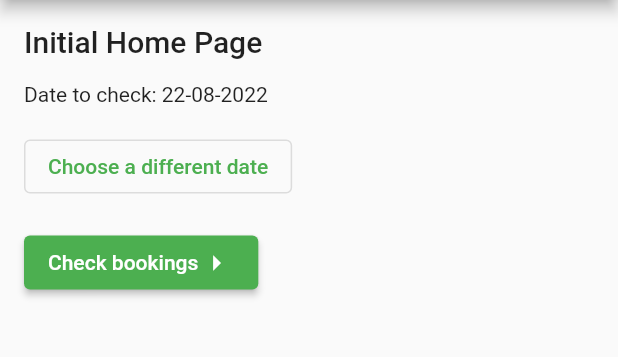
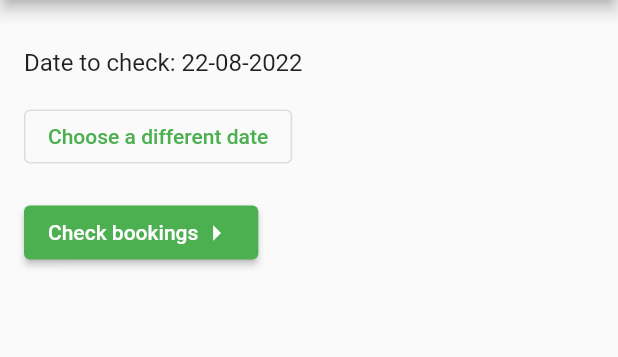
Before and after one commit to flora-gr/gorlaeus_bookings, a Flutter app: the screen it shows after launch, on a phone screen of 412 x 824 dp, the part 84-441 px from its top. Run offline on Flutter 3.47's test engine with Material 2 defaults, Android fonts, the phone set to English and light mode, and no system bars; our stand-ins replace equatable, flutter_bloc, syncfusion_flutter_datagrid.

Commit message:
More tweaks

```diff
--- a/lib/main.dart
+++ b/lib/main.dart
@@ -7,6 +7,7 @@
 import 'package:gorlaeus_bookings/modules/home/bloc/home_bloc.dart';
 import 'package:gorlaeus_bookings/modules/home/home_page.dart';
 import 'package:gorlaeus_bookings/resources/routes.dart';
+import 'package:flutter_localizations/flutter_localizations.dart';
 
 void main() {
   runApp(const GorlaeusBookingApp());
@@ -22,8 +23,17 @@
       theme: ThemeData(
         primarySwatch: Colors.green,
       ),
+      debugShowCheckedModeBanner: false,
+      localizationsDelegates: GlobalMaterialLocalizations.delegates,
+      supportedLocales: const <Locale>[
+        Locale('en', 'GB'),
+      ],
       initialRoute: Routes.home,
-      onGenerateRoute: (RouteSettings settings) {
+      onGenerateRoute: _onGenerateRoute,
+    );
+  }
+
+  MaterialPageRoute<void> _onGenerateRoute(RouteSettings settings) {
     debugPrint(settings.toString());
     switch (settings.name) {
       case Routes.bookingOverviewPage:
@@ -48,8 +58,6 @@
           settings,
         );
     }
-      },
-    );
   }
 
   MaterialPageRoute<void> getRoute(Widget page, RouteSettings settings) {
--- a/lib/modules/home/home_page.dart
+++ b/lib/modules/home/home_page.dart
@@ -41,10 +41,6 @@ class _HomePageState extends State<HomePage> {
           child: Column(
             crossAxisAlignment: CrossAxisAlignment.start,
             children: <Widget>[
-              Text(
-                Strings.homePageText,
-                style: Theme.of(context).textTheme.headline6,
-              ),
               const SizedBox(height: 16),
               if (state is HomeReadyState) ...<Widget>[
                 _buildDateContent(state),
@@ -75,7 +71,10 @@ class _HomePageState extends State<HomePage> {
     return Column(
       crossAxisAlignment: CrossAxisAlignment.start,
       children: <Widget>[
-        Text('${Strings.dateToCheck} ${state.selectedDate.formatted}'),
+        Text(
+          '${Strings.dateToCheck} ${state.selectedDate.formatted}',
+          style: Theme.of(context).textTheme.titleMedium,
+        ),
         Padding(
           padding: const EdgeInsets.symmetric(vertical: 16),
           child: OutlinedButton(
@@ -85,6 +84,10 @@ class _HomePageState extends State<HomePage> {
                 initialDate: state.selectedDate,
                 firstDate: state.minimumDate,
                 lastDate: state.maximumDate,
+                locale: const Locale('en', 'GB'),
+                selectableDayPredicate: (DateTime date) =>
+                    date.weekday != DateTime.saturday &&
+                    date.weekday != DateTime.sunday,
               );
               if (newDate != null) {
                 _bloc.add(HomeDateChangedEvent(newDate));
--- a/lib/resources/strings.dart
+++ b/lib/resources/strings.dart
@@ -4,7 +4,6 @@ class Strings {
   // Home page
   static const String homePageTitle = 'Gorlaeus Bookings';
   static const String dateToCheck = 'Date to check:';
-  static const String homePageText = 'Initial Home Page';
   static const String chooseADate = 'Choose a different date';
   static const String goToPageButtonText = 'Check bookings';
 
--- a/pubspec.yaml
+++ b/pubspec.yaml
@@ -12,6 +12,8 @@ environment:
 
 dependencies:
   flutter:
+    sdk: flutter
+  flutter_localizations:
     sdk: flutter
   http: ^0.13.5
   collection: ^1.16.0
```
Also changed, not shown: pubspec.lock. Lines whose indentation alone changed are shown as unchanged.
